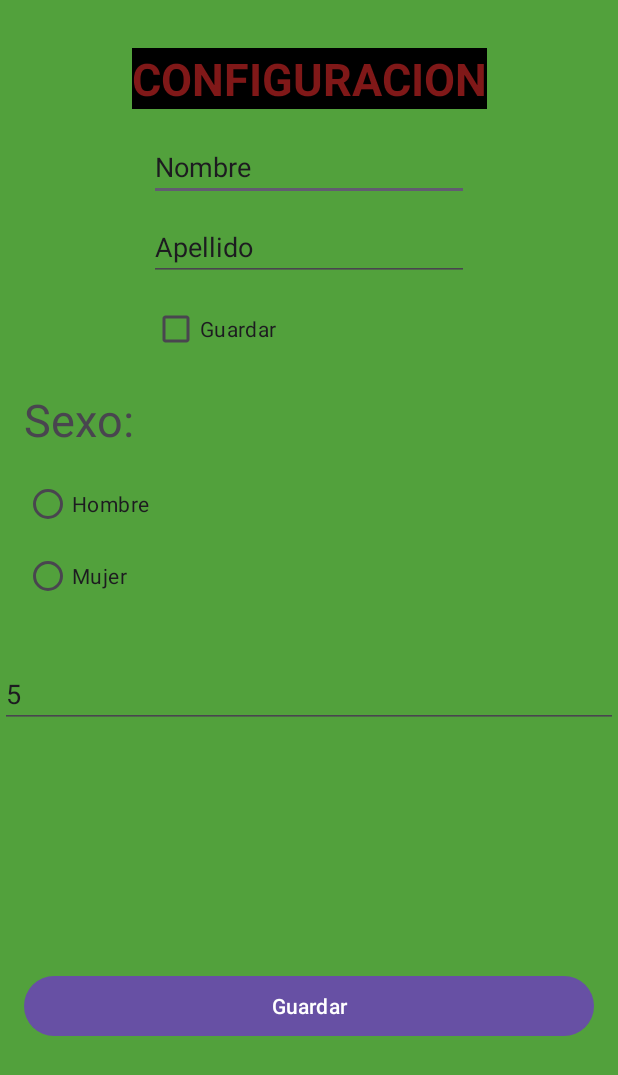
After one commit to TonyArPe/Presentacion, an Android app: the SettingsActivity screen opened directly, with no data from a screen before it, on a phone screen of 412 x 824 dp. The commit adds this screen. Shown: the top 1075 px of the screen. Run offline under Robolectric (Android 15) with nearby library versions, the phone set to English and light mode, and no system bars.

Commit message:
Version 2.0.1 Añadido boton configuracion con relleno de campos

```diff
--- /dev/null
+++ b/app/src/main/java/com/example/presentacion/SettingsActivity.kt
@@ -0,0 +1,51 @@
+package com.example.presentacion
+
+import android.content.SharedPreferences
+import android.os.Bundle
+import android.widget.Toast
+import androidx.appcompat.app.AppCompatActivity
+import com.example.srodenas.buttondescribe.databinding.ActivitySettingsBinding
+
+class SettingsActivity : AppCompatActivity() {
+
+    companion object {
+        private const val KEY_NUMBER_OF_THROWS = "numberOfThrows"
+        private const val DEFAULT_NUMBER_OF_THROWS = 5
+    }
+
+    private lateinit var bindingSettings: ActivitySettingsBinding
+    private lateinit var sharedPreferences: SharedPreferences
+
+    override fun onCreate(savedInstanceState: Bundle?) {
+        super.onCreate(savedInstanceState)
+        bindingSettings = ActivitySettingsBinding.inflate(layoutInflater)
+        setContentView(bindingSettings.root)
+        initSharedPreferences()
+
+        bindingSettings.btnSaveSettings.setOnClickListener {
+            val numberOfThrows = bindingSettings.edtNumberOfThrows.text.toString().toInt()
+            saveNumberOfThrows(numberOfThrows)
+            showToast("Configuración guardada")
+        }
+    }
+
+    private fun initSharedPreferences() {
+        sharedPreferences = getPreferences(MODE_PRIVATE)
+        val numberOfThrows = getNumberOfThrows()
+        bindingSettings.edtNumberOfThrows.setText(numberOfThrows.toString())
+    }
+
+    private fun saveNumberOfThrows(numberOfThrows: Int) {
+        val editor = sharedPreferences.edit()
+        editor.putInt(KEY_NUMBER_OF_THROWS, numberOfThrows)
+        editor.apply()
+    }
+
+    private fun getNumberOfThrows(): Int {
+        return sharedPreferences.getInt(KEY_NUMBER_OF_THROWS, DEFAULT_NUMBER_OF_THROWS)
+    }
+
+    private fun showToast(message: String) {
+        Toast.makeText(this, message, Toast.LENGTH_SHORT).show()
+    }
+}
--- /dev/null
+++ b/app/src/main/res/layout/activity_settings.xml
@@ -0,0 +1,117 @@
+<?xml version="1.0" encoding="utf-8"?>
+<androidx.constraintlayout.widget.ConstraintLayout xmlns:android="http://schemas.android.com/apk/res/android"
+    xmlns:app="http://schemas.android.com/apk/res-auto"
+    xmlns:tools="http://schemas.android.com/tools"
+    android:layout_width="match_parent"
+    android:layout_height="match_parent"
+    android:background="#52A13C"
+    tools:context="com.example.presentacion.SettingsActivity">
+
+
+    <TextView
+        android:id="@+id/textView3"
+        android:layout_width="wrap_content"
+        android:layout_height="wrap_content"
+        android:layout_marginTop="32dp"
+        android:background="#5C4848"
+        android:backgroundTint="#000000"
+        android:text="CONFIGURACION"
+        android:textColor="#801818"
+        android:textSize="30sp"
+        android:textStyle="bold"
+        app:layout_constraintEnd_toEndOf="parent"
+        app:layout_constraintStart_toStartOf="parent"
+        app:layout_constraintTop_toTopOf="parent" />
+
+    <EditText
+        android:id="@+id/editTextText"
+        android:layout_width="wrap_content"
+        android:layout_height="wrap_content"
+        android:layout_marginTop="16dp"
+        android:ems="10"
+        android:inputType="text"
+        android:text="Nombre"
+        app:layout_constraintEnd_toEndOf="parent"
+        app:layout_constraintStart_toStartOf="parent"
+        app:layout_constraintTop_toBottomOf="@+id/textView3" />
+
+    <EditText
+        android:id="@+id/editTextText2"
+        android:layout_width="wrap_content"
+        android:layout_height="wrap_content"
+        android:layout_marginTop="8dp"
+        android:ems="10"
+        android:inputType="text"
+        android:text="Apellido"
+        app:layout_constraintEnd_toEndOf="parent"
+        app:layout_constraintStart_toStartOf="parent"
+        app:layout_constraintTop_toBottomOf="@+id/editTextText" />
+
+    <CheckBox
+        android:id="@+id/checkBox"
+        android:layout_width="wrap_content"
+        android:layout_height="wrap_content"
+        android:layout_marginTop="8dp"
+        android:text="Guardar"
+        app:layout_constraintEnd_toEndOf="parent"
+        app:layout_constraintHorizontal_bias="0.308"
+        app:layout_constraintStart_toStartOf="parent"
+        app:layout_constraintTop_toBottomOf="@+id/editTextText2" />
+
+    <RadioButton
+        android:id="@+id/radioButton"
+        android:layout_width="wrap_content"
+        android:layout_height="wrap_content"
+        android:layout_marginTop="12dp"
+        android:text="Hombre"
+        app:layout_constraintEnd_toEndOf="parent"
+        app:layout_constraintHorizontal_bias="0.048"
+        app:layout_constraintStart_toStartOf="parent"
+        app:layout_constraintTop_toBottomOf="@+id/textView6" />
+
+    <RadioButton
+        android:id="@+id/radioButton2"
+        android:layout_width="wrap_content"
+        android:layout_height="wrap_content"
+        android:text="Mujer"
+        app:layout_constraintEnd_toEndOf="parent"
+        app:layout_constraintHorizontal_bias="0.046"
+        app:layout_constraintStart_toStartOf="parent"
+        app:layout_constraintTop_toBottomOf="@+id/radioButton" />
+
+    <TextView
+        android:id="@+id/textView6"
+        android:layout_width="wrap_content"
+        android:layout_height="wrap_content"
+        android:layout_marginTop="16dp"
+        android:text="Sexo:"
+        android:textSize="30sp"
+        app:layout_constraintEnd_toEndOf="parent"
+        app:layout_constraintHorizontal_bias="0.047"
+        app:layout_constraintStart_toStartOf="parent"
+        app:layout_constraintTop_toBottomOf="@+id/checkBox" />
+
+    <Button
+        android:id="@+id/btnSaveSettings"
+        android:layout_width="match_parent"
+        android:layout_height="wrap_content"
+        android:layout_marginStart="16dp"
+        android:layout_marginTop="32dp"
+        android:layout_marginEnd="16dp"
+        android:text="Guardar"
+        app:layout_constraintBottom_toBottomOf="parent"
+        app:layout_constraintEnd_toEndOf="parent"
+        app:layout_constraintStart_toStartOf="parent"
+        app:layout_constraintTop_toBottomOf="@+id/edtNumberOfThrows" />
+
+    <EditText
+        android:id="@+id/edtNumberOfThrows"
+        android:layout_width="match_parent"
+        android:layout_height="wrap_content"
+        android:layout_marginTop="32dp"
+        android:hint="Número de tiradas"
+        app:layout_constraintEnd_toEndOf="parent"
+        app:layout_constraintStart_toStartOf="parent"
+        app:layout_constraintTop_toBottomOf="@+id/radioButton2" />
+
+</androidx.constraintlayout.widget.ConstraintLayout>
```
Also changed, not shown: app/src/main/AndroidManifest.xml (+11 -6 lines), app/src/main/java/com/example/presentacion/Juego.kt (+38 -6 lines), app/src/main/res/layout/juego_activity.xml (+17 -2 lines).
